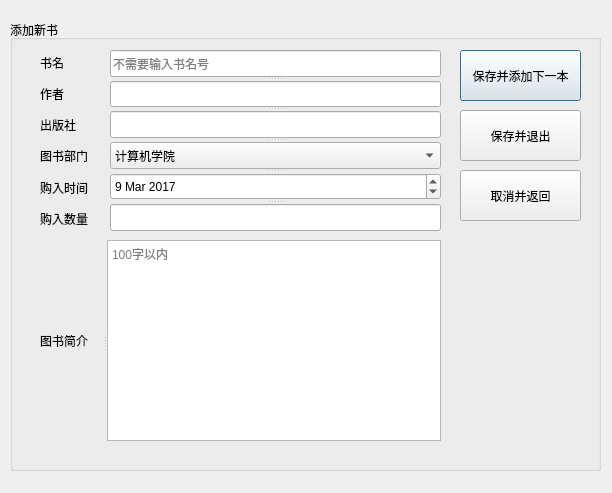
This is newbookdialog.ui in JackChanceLi/LibraryManager as Qt 5 draws it before an edit. The edited form follows.
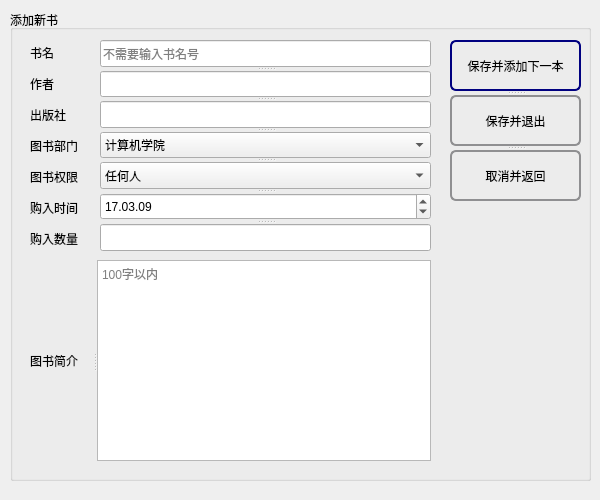
This is the edited form.

What changed in the file:
```diff
--- a/newbookdialog.ui
+++ b/newbookdialog.ui
@@ -6,8 +6,8 @@
    <rect>
     <x>0</x>
     <y>0</y>
-    <width>612</width>
-    <height>493</height>
+    <width>600</width>
+    <height>500</height>
    </rect>
   </property>
   <property name="windowTitle">
@@ -17,58 +17,22 @@
    <property name="geometry">
     <rect>
      <x>10</x>
-     <y>20</y>
-     <width>591</width>
-     <height>451</height>
+     <y>10</y>
+     <width>581</width>
+     <height>471</height>
     </rect>
    </property>
+   <property name="styleSheet">
+    <string notr="true">font: 25 14pt &quot;等线 Light&quot;;</string>
+   </property>
    <property name="title">
     <string>添加新书</string>
    </property>
-   <widget class="QPushButton" name="Button_save_next">
-    <property name="geometry">
-     <rect>
-      <x>450</x>
-      <y>30</y>
-      <width>121</width>
-      <height>51</height>
-     </rect>
-    </property>
-    <property name="text">
-     <string>保存并添加下一本</string>
-    </property>
-   </widget>
-   <widget class="QPushButton" name="Button_cancel">
-    <property name="geometry">
-     <rect>
-      <x>450</x>
-      <y>150</y>
-      <width>121</width>
-      <height>51</height>
-     </rect>
-    </property>
-    <property name="text">
-     <string>取消并返回</string>
-    </property>
-   </widget>
-   <widget class="QPushButton" name="Button_save_quit">
-    <property name="geometry">
-     <rect>
-      <x>450</x>
-      <y>90</y>
-      <width>121</width>
-      <height>51</height>
-     </rect>
-    </property>
-    <property name="text">
-     <string>保存并退出</string>
-    </property>
-   </widget>
    <widget class="QSplitter" name="splitter_7">
     <property name="geometry">
      <rect>
-      <x>30</x>
-      <y>220</y>
+      <x>20</x>
+      <y>250</y>
       <width>401</width>
       <height>201</height>
      </rect>
@@ -77,79 +41,34 @@
      <enum>Qt::Horizontal</enum>
     </property>
     <widget class="QLabel" name="Label_Intro">
+     <property name="styleSheet">
+      <string notr="true">font: 25 10pt &quot;等线 Light&quot;;</string>
+     </property>
      <property name="text">
       <string>图书简介</string>
      </property>
     </widget>
     <widget class="QTextEdit" name="Edit_Intro">
+     <property name="styleSheet">
+      <string notr="true">font: 25 10pt &quot;等线 Light&quot;;</string>
+     </property>
      <property name="placeholderText">
       <string>100字以内</string>
      </property>
     </widget>
    </widget>
-   <widget class="QWidget" name="layoutWidget">
-    <property name="geometry">
-     <rect>
-      <x>30</x>
-      <y>30</y>
-      <width>71</width>
-      <height>181</height>
-     </rect>
-    </property>
-    <layout class="QVBoxLayout" name="verticalLayout">
-     <item>
-      <widget class="QLabel" name="Label_Title">
-       <property name="text">
-        <string>书名</string>
-       </property>
-      </widget>
-     </item>
-     <item>
-      <widget class="QLabel" name="Label_Author">
-       <property name="text">
-        <string>作者</string>
-       </property>
-      </widget>
-     </item>
-     <item>
-      <widget class="QLabel" name="Label_Publisher">
-       <property name="text">
-        <string>出版社</string>
-       </property>
-      </widget>
-     </item>
-     <item>
-      <widget class="QLabel" name="Label_Department">
-       <property name="text">
-        <string>图书部门</string>
-       </property>
-      </widget>
-     </item>
-     <item>
-      <widget class="QLabel" name="Label_InTime">
-       <property name="text">
-        <string>购入时间</string>
-       </property>
-      </widget>
-     </item>
-     <item>
-      <widget class="QLabel" name="Label_Amount">
-       <property name="text">
-        <string>购入数量</string>
-       </property>
-      </widget>
-     </item>
-    </layout>
-   </widget>
    <widget class="QSplitter" name="splitter">
     <property name="geometry">
      <rect>
-      <x>100</x>
+      <x>90</x>
       <y>30</y>
       <width>331</width>
-      <height>181</height>
+      <height>211</height>
      </rect>
     </property>
+    <property name="styleSheet">
+     <string notr="true">font: 25 10pt &quot;等线 Light&quot;;</string>
+    </property>
     <property name="orientation">
      <enum>Qt::Vertical</enum>
     </property>
@@ -190,7 +109,27 @@
       </property>
      </item>
     </widget>
+    <widget class="QComboBox" name="Edit_Permission">
+     <item>
+      <property name="text">
+       <string>任何人</string>
+      </property>
+     </item>
+     <item>
+      <property name="text">
+       <string>教职工</string>
+      </property>
+     </item>
+     <item>
+      <property name="text">
+       <string>学生</string>
+      </property>
+     </item>
+    </widget>
     <widget class="QDateEdit" name="Edit_Indate">
+     <property name="displayFormat">
+      <string>yy.MM.dd</string>
+     </property>
      <property name="date">
       <date>
        <year>2017</year>
@@ -201,6 +140,122 @@
     </widget>
     <widget class="QLineEdit" name="Edit_Amount"/>
    </widget>
+   <widget class="QWidget" name="widget" native="true">
+    <property name="geometry">
+     <rect>
+      <x>20</x>
+      <y>30</y>
+      <width>71</width>
+      <height>211</height>
+     </rect>
+    </property>
+    <property name="styleSheet">
+     <string notr="true">font: 25 10pt &quot;等线 Light&quot;;</string>
+    </property>
+    <layout class="QVBoxLayout" name="verticalLayout">
+     <item>
+      <widget class="QLabel" name="Label_Title">
+       <property name="text">
+        <string>书名</string>
+       </property>
+      </widget>
+     </item>
+     <item>
+      <widget class="QLabel" name="Label_Author">
+       <property name="text">
+        <string>作者</string>
+       </property>
+      </widget>
+     </item>
+     <item>
+      <widget class="QLabel" name="Label_Publisher">
+       <property name="text">
+        <string>出版社</string>
+       </property>
+      </widget>
+     </item>
+     <item>
+      <widget class="QLabel" name="Label_Department">
+       <property name="text">
+        <string>图书部门</string>
+       </property>
+      </widget>
+     </item>
+     <item>
+      <widget class="QLabel" name="label">
+       <property name="text">
+        <string>图书权限</string>
+       </property>
+      </widget>
+     </item>
+     <item>
+      <widget class="QLabel" name="Label_InTime">
+       <property name="text">
+        <string>购入时间</string>
+       </property>
+      </widget>
+     </item>
+     <item>
+      <widget class="QLabel" name="Label_Amount">
+       <property name="text">
+        <string>购入数量</string>
+       </property>
+      </widget>
+     </item>
+    </layout>
+   </widget>
+   <widget class="QSplitter" name="splitter_2">
+    <property name="geometry">
+     <rect>
+      <x>440</x>
+      <y>30</y>
+      <width>131</width>
+      <height>161</height>
+     </rect>
+    </property>
+    <property name="styleSheet">
+     <string notr="true">QPushButton {
+	font: 25 10pt &quot;等线 Light&quot;;
+    border: 2px solid #8f8f91;
+    border-radius: 6px;
+    background-color: qlineargradient(x1: 0, y1: 0, x2: 0, y2: 1,
+                                      stop: 0 #f6f7fa, stop: 1 #dadbde);
+    min-width: 80px;
+}
+
+QPushButton:pressed {
+    background-color: qlineargradient(x1: 0, y1: 0, x2: 0, y2: 1,
+                                      stop: 0 #dadbde, stop: 1 #f6f7fa);
+}
+
+QPushButton:flat {
+    border: none; /* no border for a flat push button */
+}
+
+QPushButton:default {
+    border-color: navy; /* make the default button prominent */
+}</string>
+    </property>
+    <property name="orientation">
+     <enum>Qt::Vertical</enum>
+    </property>
+    <widget class="QPushButton" name="Button_save_next">
+     <property name="text">
+      <string>保存并添加下一本</string>
+     </property>
+    </widget>
+    <widget class="QPushButton" name="Button_save_quit">
+     <property name="text">
+      <string>保存并退出</string>
+     </property>
+    </widget>
+    <widget class="QPushButton" name="Button_cancel">
+     <property name="text">
+      <string>取消并返回</string>
+     </property>
+    </widget>
+   </widget>
+   <zorder>splitter_2</zorder>
    <zorder>splitter_7</zorder>
    <zorder>layoutWidget</zorder>
    <zorder>Button_save_next</zorder>
```
Left out of the diff: 5 changed lines with no effect on the pictures.
